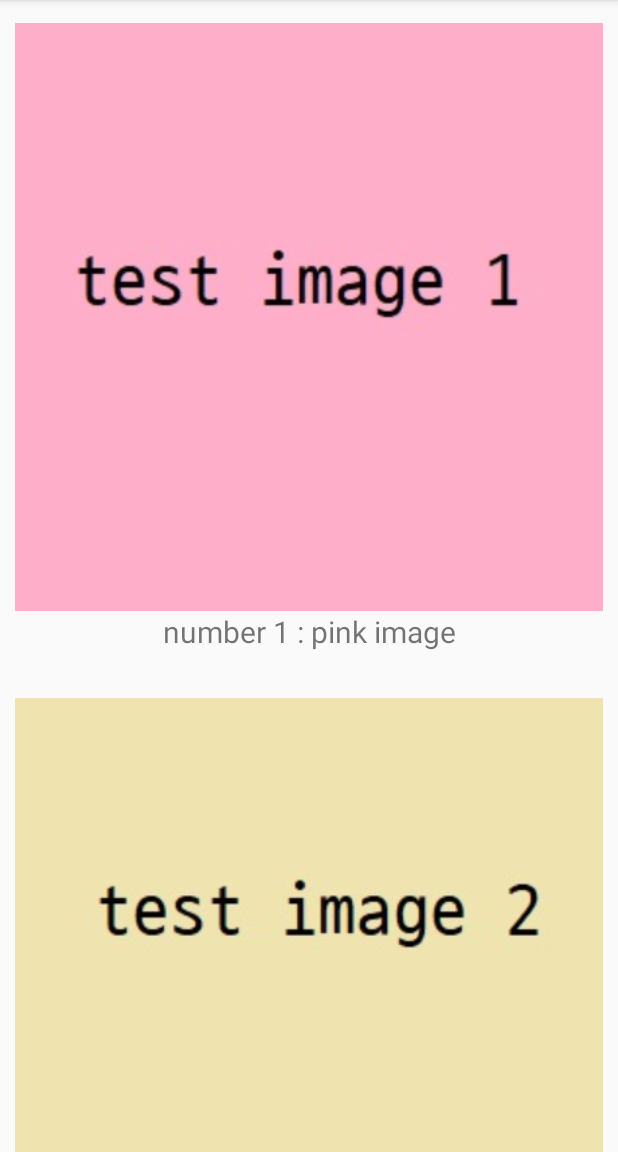
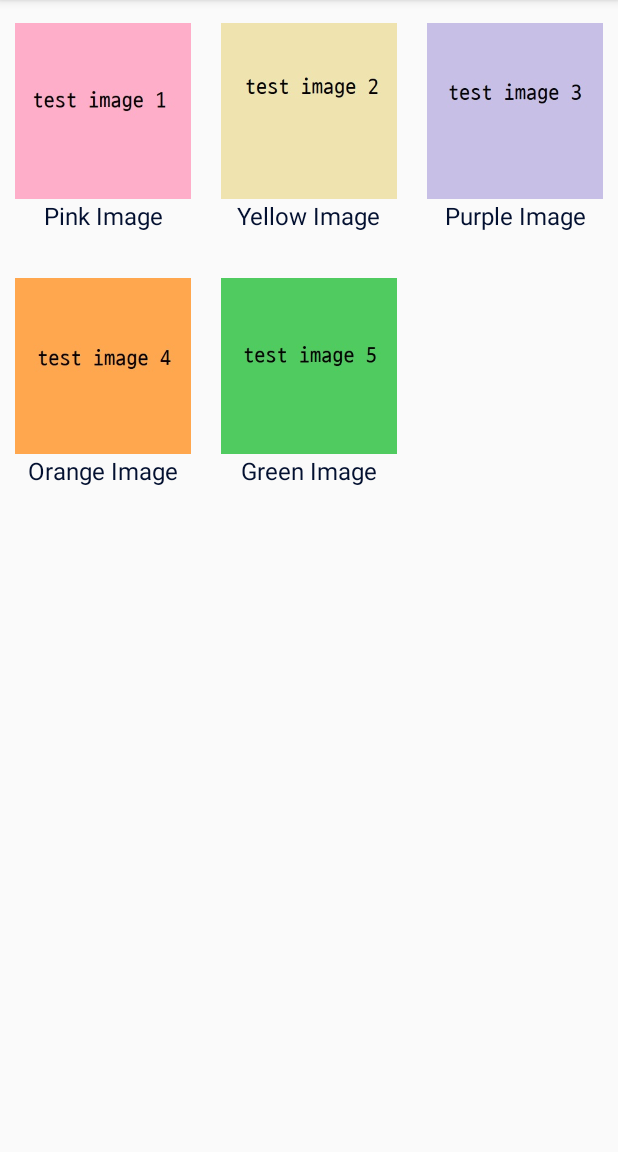
Before and after one commit to gjrud1470/MadWeek2, an Android app: the fragment ImageFragment shown on its own in the app's theme, on a phone screen of 412 x 824 dp, the part 84-1236 px from its top. Run offline under Robolectric (Android 15) with nearby library versions, the phone set to English and light mode, and no system bars.

Commit message:
modify home tab, show 5 images (no repeat bug)

```diff
--- a/app/build.gradle
+++ b/app/build.gradle
@@ -34,6 +34,7 @@ dependencies {
     implementation 'androidx.legacy:legacy-support-v4:1.0.0'
     implementation 'androidx.lifecycle:lifecycle-viewmodel-ktx:2.1.0'
     implementation 'androidx.recyclerview:recyclerview:1.0.0'
+    implementation 'com.android.support:design:28.0.0'
     testImplementation 'junit:junit:4.12'
     androidTestImplementation 'androidx.test.ext:junit:1.1.0'
     androidTestImplementation 'androidx.test.espresso:espresso-core:3.1.1'
--- a/app/src/main/java/com/example/myapplication/ImageFragment.kt
+++ b/app/src/main/java/com/example/myapplication/ImageFragment.kt
@@ -14,24 +14,33 @@ class ImageFragment : Fragment() {
     val image_list : ArrayList<ImageItem> = ArrayList()
     lateinit var ImageRecyclerView : RecyclerView
 
+    var isfirst : Boolean = true
+
     override fun onCreateView(
         inflater: LayoutInflater, container: ViewGroup?,
         savedInstanceState: Bundle?
     ): View? {
         // Inflate the layout for this fragment
 
-        image_list.add(ImageItem(getResources().getDrawable(R.drawable.image01)!!, getString(R.string.title01)))
-        image_list.add(ImageItem(getResources().getDrawable(R.drawable.image02)!!, getString(R.string.title02)))
-        image_list.add(ImageItem(getResources().getDrawable(R.drawable.image03)!!, getString(R.string.title03)))
+        if (isfirst) {
+            add_init()
+            isfirst = false
+        }
 
         var rootView = inflater.inflate(R.layout.fragment_image, container, false)
 
         ImageRecyclerView = rootView.findViewById(R.id.recyclerView!!)as RecyclerView
-        ImageRecyclerView.layoutManager = LinearLayoutManager(requireContext())
         ImageRecyclerView.adapter = ImageRecyclerAdapter(image_list)
 
         return rootView
+    }
 
+    fun add_init(){
+        image_list.add(ImageItem(getResources().getDrawable(R.drawable.image01)!!, getString(R.string.title01)))
+        image_list.add(ImageItem(getResources().getDrawable(R.drawable.image02)!!, getString(R.string.title02)))
+        image_list.add(ImageItem(getResources().getDrawable(R.drawable.image03)!!, getString(R.string.title03)))
+        image_list.add(ImageItem(getResources().getDrawable(R.drawable.image04)!!, getString(R.string.title04)))
+        image_list.add(ImageItem(getResources().getDrawable(R.drawable.image05)!!, getString(R.string.title05)))
     }
 
 
--- a/app/src/main/java/com/example/myapplication/ImageRecyclerAdapter.kt
+++ b/app/src/main/java/com/example/myapplication/ImageRecyclerAdapter.kt
@@ -11,8 +11,8 @@ class ImageRecyclerAdapter(private val items: ArrayList<ImageItem>) :
     RecyclerView.Adapter<ImageRecyclerAdapter.ViewHolder>() {
 
     override fun getItemCount(): Int {
-        // return items.size()
-        return 3
+        return items.size
+        //return 3
     }
 
     override fun onBindViewHolder(holder: ImageRecyclerAdapter.ViewHolder, position: Int) {
--- a/app/src/main/java/com/example/myapplication/MainActivity.kt
+++ b/app/src/main/java/com/example/myapplication/MainActivity.kt
@@ -20,11 +20,7 @@ class MainActivity : AppCompatActivity() {
         viewPager.adapter = sectionsPagerAdapter
         val tabs: TabLayout = findViewById(R.id.tabs)
         tabs.setupWithViewPager(viewPager)
-        val fab: FloatingActionButton = findViewById(R.id.fab)
 
-        fab.setOnClickListener { view ->
-            Snackbar.make(view, "안녕", Snackbar.LENGTH_LONG)
-                    .setAction("Action", null).show()
-        }
+
     }
 }
--- a/app/src/main/res/layout/fragment_image.xml
+++ b/app/src/main/res/layout/fragment_image.xml
@@ -13,7 +13,8 @@
         android:layout_width="match_parent"
         android:layout_height="match_parent"
         android:clipToPadding="false"
-        app:layoutManager="androidx.recyclerview.widget.LinearLayoutManager"
+        app:layoutManager="androidx.recyclerview.widget.GridLayoutManager"
+        app:spanCount="3"
         tools:listitem="@layout/list_imageitem"/>
 
 </LinearLayout>
--- a/app/src/main/res/layout/list_imageitem.xml
+++ b/app/src/main/res/layout/list_imageitem.xml
@@ -22,7 +22,8 @@
         android:id="@+id/title"
         android:layout_width="wrap_content"
         android:layout_height="wrap_content"
-        android:textSize="20sp"
+        android:textSize="16sp"
+        android:textColor="@color/colorPrimary"
         app:layout_constraintTop_toBottomOf="@+id/thumbnail"
         app:layout_constraintLeft_toLeftOf="parent"
         app:layout_constraintRight_toRightOf="parent"/>
--- a/app/src/main/res/values/strings.xml
+++ b/app/src/main/res/values/strings.xml
@@ -5,11 +5,16 @@
     <string name="tab_text_3">Images</string>
     <string name="tab_text_4">Tab4</string>
 
-    <!-- TODO: Remove or change this placeholder text -->
     <string name="hello_blank_fragment">Hello blank fragment</string>
 
-    <string name="title01">number 1 : pink image</string>
-    <string name="title02">number 2 : yellow image</string>
-    <string name="title03">number 3 : purple image</string>
+    <!-- HOME tab text -->
+    <string name="home_tab">별 버튼을 눌러보세요</string>
+
+    <!-- IMAGES tab text -->
+    <string name="title01">Pink Image</string>
+    <string name="title02">Yellow Image</string>
+    <string name="title03">Purple Image</string>
+    <string name="title04">Orange Image</string>
+    <string name="title05">Green Image</string>
 
 </resources>
```
Also changed, not shown: app/src/main/java/com/example/myapplication/HomeFragment.kt (+11 -1 lines), app/src/main/res/layout/activity_main.xml (+0 -7 lines), app/src/main/res/layout/fragment_home.xml (+13 -2 lines), app/src/main/res/drawable/image04.jpg (added), app/src/main/res/drawable/image05.jpg (added).
